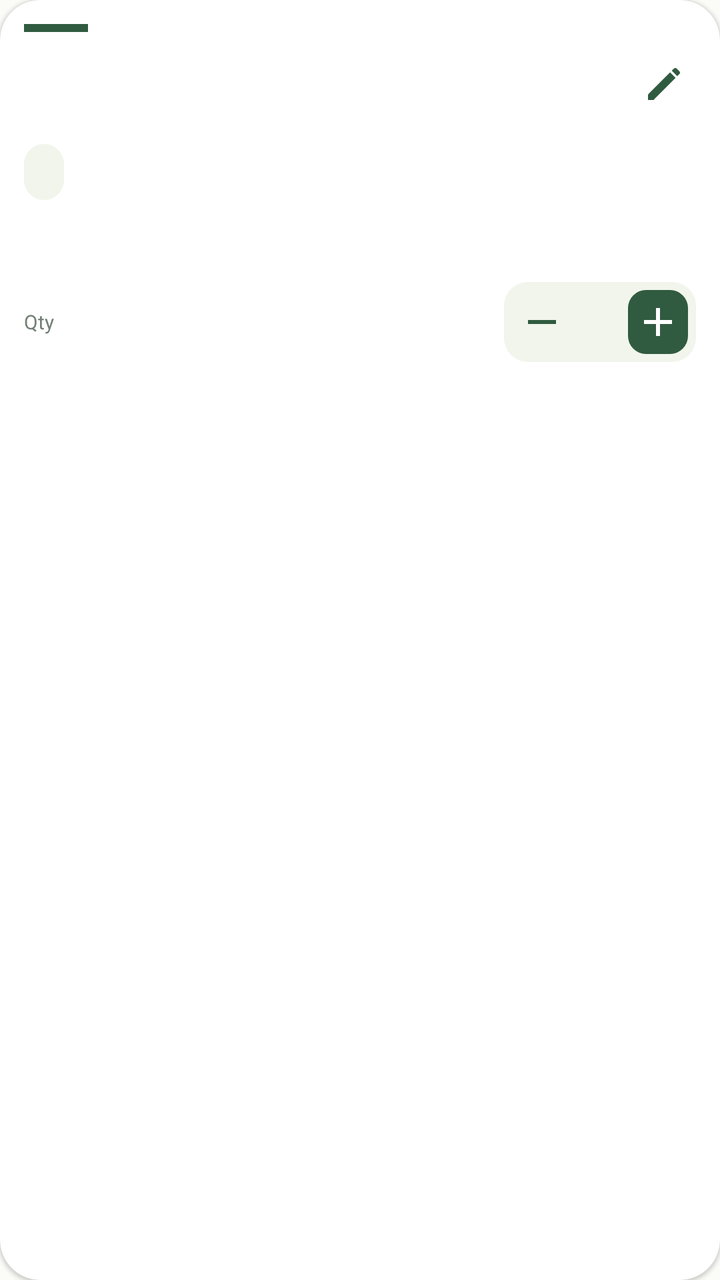
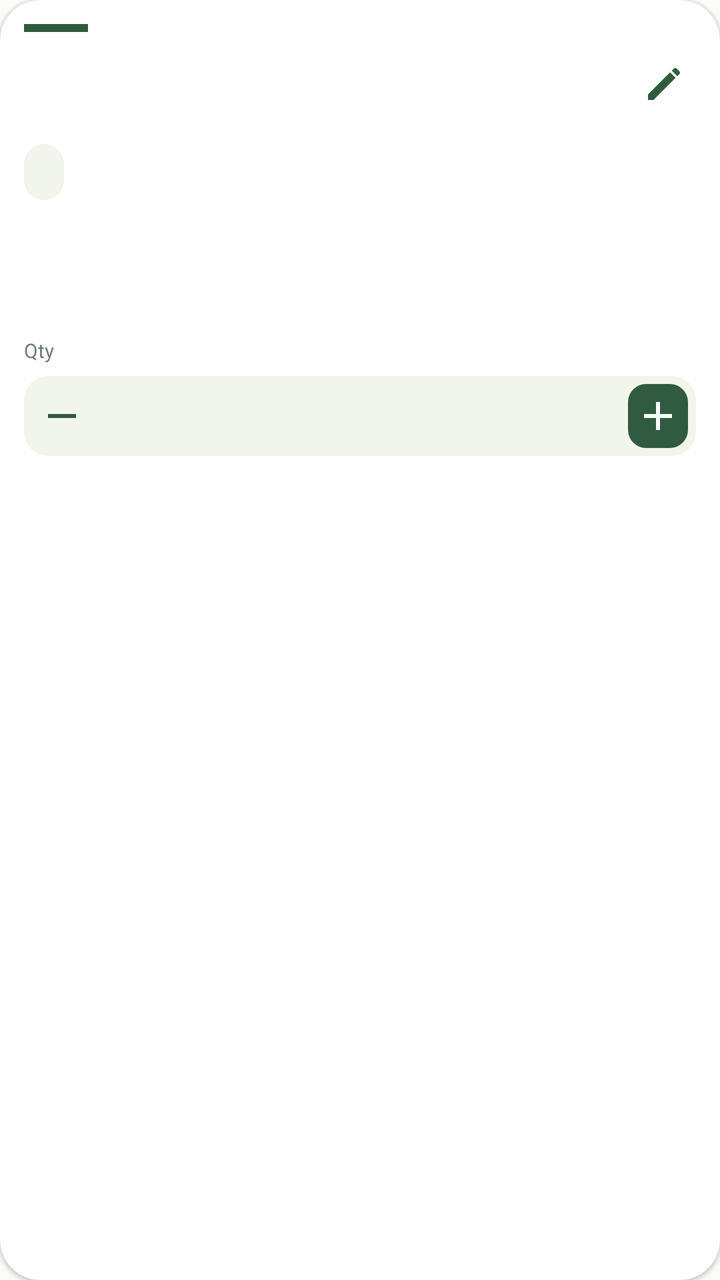

Compare the two renders of this Android layout. The source of the first and the diff that turns it into the second are given below.
<!-- AndroidManifest.xml: application theme Theme.SmartGrocery -->
<!-- res/layout/item_grocery.xml -->
<?xml version="1.0" encoding="utf-8"?>
<androidx.cardview.widget.CardView xmlns:android="http://schemas.android.com/apk/res/android" xmlns:app="http://schemas.android.com/apk/res-auto"
    android:layout_width="match_parent" android:layout_height="wrap_content" android:layout_margin="6dp"
    android:foreground="?android:attr/selectableItemBackground"
    app:cardBackgroundColor="#FFFFFF" app:cardCornerRadius="20dp" app:cardElevation="1dp">
    <LinearLayout android:layout_width="match_parent" android:layout_height="wrap_content" android:minHeight="196dp" android:padding="12dp" android:orientation="vertical">
        <View android:id="@+id/view_category_indicator" android:layout_width="32dp" android:layout_height="4dp" android:layout_marginBottom="10dp" android:background="#315B40" />
        <androidx.constraintlayout.widget.ConstraintLayout android:layout_width="match_parent" android:layout_height="wrap_content" android:minHeight="40dp">
            <TextView android:id="@+id/text_item_name" android:layout_width="0dp" android:layout_height="wrap_content"
                android:layout_marginEnd="4dp" android:maxLines="2" android:ellipsize="end" android:textSize="15sp" android:textStyle="bold" android:textColor="#24372B"
                app:layout_constraintStart_toStartOf="parent" app:layout_constraintEnd_toStartOf="@id/button_edit_item" app:layout_constraintTop_toTopOf="parent" />
            <ImageButton android:id="@+id/button_edit_item" android:layout_width="32dp" android:layout_height="32dp" android:padding="7dp"
                android:background="?android:attr/selectableItemBackgroundBorderless" android:src="@drawable/ic_edit_24" android:contentDescription="Edit item" app:tint="#315B40"
                app:layout_constraintEnd_toEndOf="parent" app:layout_constraintTop_toTopOf="parent" />
        </androidx.constraintlayout.widget.ConstraintLayout>
        <TextView android:id="@+id/text_category_pill" android:layout_width="wrap_content" android:layout_height="wrap_content" android:minHeight="28dp" android:layout_marginTop="6dp"
            android:maxWidth="160dp" android:maxLines="2" android:ellipsize="end" android:gravity="center" android:paddingHorizontal="10dp"
            android:textSize="10sp" android:textStyle="bold" android:textColor="#315B40" android:background="@drawable/pantry_inventory_quantity_bg" />
        <TextView android:id="@+id/text_item_meta" android:layout_width="match_parent" android:layout_height="wrap_content" android:layout_marginTop="10dp"
            android:maxLines="2" android:ellipsize="end" android:textColor="#315B40" android:textSize="14sp" android:textStyle="bold" />
        <LinearLayout android:layout_width="match_parent" android:layout_height="wrap_content" android:layout_marginTop="12dp" android:gravity="center_vertical" android:orientation="horizontal">
            <TextView android:id="@+id/text_quantity_unit" android:layout_width="0dp" android:layout_height="wrap_content" android:layout_weight="1" android:text="Qty" android:textColor="#738075" android:textSize="10sp" />
            <LinearLayout android:id="@+id/layout_quantity_controls" android:layout_width="wrap_content" android:layout_height="40dp"
                android:background="@drawable/pantry_inventory_quantity_bg" android:gravity="center" android:orientation="horizontal" android:paddingHorizontal="4dp">
                <ImageButton android:id="@+id/button_decrement" android:layout_width="30dp" android:layout_height="32dp" android:padding="6dp"
                    android:background="?android:attr/selectableItemBackgroundBorderless" android:src="@drawable/ic_minus_24" android:contentDescription="Decrease quantity" app:tint="#315B40" />
                <TextView android:id="@+id/text_quantity" android:layout_width="wrap_content" android:minWidth="28dp" android:layout_height="wrap_content" android:gravity="center"
                    android:textColor="#315B40" android:textSize="14sp" android:textStyle="bold" />
                <ImageButton android:id="@+id/button_increment" android:layout_width="30dp" android:layout_height="32dp" android:padding="7dp"
                    android:background="@drawable/pantry_inventory_increment_bg" android:src="@drawable/ic_plus_24" android:contentDescription="Increase quantity" app:tint="#FFFFFF" />
            </LinearLayout>
        </LinearLayout>
        <TextView android:id="@+id/text_expiry" android:layout_width="match_parent" android:layout_height="wrap_content" android:layout_marginTop="8dp" android:textSize="10sp" android:textColor="#738075" />
        <TextView android:id="@+id/text_shared_change" android:layout_width="match_parent" android:layout_height="wrap_content"
            android:layout_marginTop="6dp" android:textSize="10sp" android:textColor="#738075"
            android:maxLines="2" android:ellipsize="end" android:visibility="gone" />
        <LinearLayout android:id="@+id/layout_expired_actions" android:layout_width="match_parent" android:layout_height="wrap_content" android:layout_marginTop="10dp"
            android:gravity="center_vertical" android:orientation="horizontal" android:visibility="gone">
            <com.google.android.material.button.MaterialButton android:id="@+id/button_toss" style="@style/Widget.MaterialComponents.Button.TextButton"
                android:layout_width="0dp" android:layout_height="38dp" android:layout_weight="1" android:minWidth="0dp" android:minHeight="0dp"
                android:insetTop="0dp" android:insetBottom="0dp" android:paddingHorizontal="4dp" android:text="Toss" android:textAllCaps="false" android:textSize="10sp" android:textColor="#AD3327"
                app:cornerRadius="10dp" app:backgroundTint="#FAEBDD" />
            <com.google.android.material.button.MaterialButton android:id="@+id/button_update_expiry" style="@style/Widget.MaterialComponents.Button.TextButton"
                android:layout_width="0dp" android:layout_height="38dp" android:layout_weight="1" android:layout_marginStart="6dp" android:minWidth="0dp" android:minHeight="0dp"
                android:insetTop="0dp" android:insetBottom="0dp" android:paddingHorizontal="4dp" android:text="Update" android:textAllCaps="false" android:textSize="10sp" android:textColor="#315B40"
                app:cornerRadius="10dp" app:backgroundTint="#E6EFDE" />
        </LinearLayout>
    </LinearLayout>
</androidx.cardview.widget.CardView>
<!-- resources referenced by this layout -->
<resources>
  <!-- drawable ic_edit_24 (drawable) -->
  <vector xmlns:android="http://schemas.android.com/apk/res/android"
      android:width="24dp"
      android:height="24dp"
      android:viewportWidth="24"
      android:viewportHeight="24">
      <path
          android:fillColor="@android:color/black"
          android:pathData="M4,17.25V20h2.75L17.81,8.94l-2.75,-2.75L4,17.25zM19.71,7.04c0.39,-0.39 0.39,-1.02 0,-1.41l-1.34,-1.34c-0.39,-0.39 -1.02,-0.39 -1.41,0l-1.05,1.05l2.75,2.75l1.05,-1.05z" />
  </vector>
  <!-- drawable ic_minus_24 (drawable) -->
  <vector xmlns:android="http://schemas.android.com/apk/res/android"
      android:width="24dp"
      android:height="24dp"
      android:viewportWidth="24"
      android:viewportHeight="24">
      <path
          android:fillColor="#111827"
          android:pathData="M19,13H5V11H19V13Z" />
  </vector>
  <!-- drawable ic_plus_24 (drawable) -->
  <vector xmlns:android="http://schemas.android.com/apk/res/android"
      android:width="24dp"
      android:height="24dp"
      android:viewportWidth="24"
      android:viewportHeight="24">
      <path
          android:fillColor="#111827"
          android:pathData="M19,13H13V19H11V13H5V11H11V5H13V11H19V13Z" />
  </vector>
  <!-- drawable pantry_inventory_increment_bg (drawable) -->
  <?xml version="1.0" encoding="utf-8"?>
  <ripple xmlns:android="http://schemas.android.com/apk/res/android" android:color="#44738075">
      <item>
          <shape android:shape="rectangle">
              <solid android:color="#315B40" />
              <corners android:radius="9dp" />
          </shape>
      </item>
  </ripple>
  <!-- drawable pantry_inventory_quantity_bg (drawable) -->
  <?xml version="1.0" encoding="utf-8"?>
  <shape xmlns:android="http://schemas.android.com/apk/res/android" android:shape="rectangle">
      <solid android:color="#F1F5EC" />
      <corners android:radius="12dp" />
  </shape>
  <style name="Theme.SmartGrocery" parent="Theme.Material3.DayNight.NoActionBar">
          
          <item name="colorPrimary">@color/primary</item>
          <item name="colorPrimaryDark">@color/primary_dark</item>
          <item name="colorSecondary">@color/accent</item>
          
          
          <item name="android:statusBarColor">@color/background</item>
          <item name="android:navigationBarColor">@color/background</item>
          <item name="android:windowLightStatusBar">true</item>
          <item name="android:windowLightNavigationBar">true</item>
  
          
          <item name="android:windowBackground">@color/background</item>
      </style>
  <color name="primary">#2F7D32</color>
  <color name="primary_dark">#1C1B1F</color>
  <color name="accent">#C65F2A</color>
  <color name="background">#FBFCF7</color>
</resources>

<!-- the commit's change to res/layout/item_grocery.xml (unified diff, before → after) -->
@@ -7,7 +7,7 @@
         <View android:id="@+id/view_category_indicator" android:layout_width="32dp" android:layout_height="4dp" android:layout_marginBottom="10dp" android:background="#315B40" />
         <androidx.constraintlayout.widget.ConstraintLayout android:layout_width="match_parent" android:layout_height="wrap_content" android:minHeight="40dp">
             <TextView android:id="@+id/text_item_name" android:layout_width="0dp" android:layout_height="wrap_content"
-                android:layout_marginEnd="4dp" android:maxLines="2" android:ellipsize="end" android:textSize="15sp" android:textStyle="bold" android:textColor="#24372B"
+                android:layout_marginEnd="4dp" android:breakStrategy="high_quality" android:hyphenationFrequency="none" android:textSize="15sp" android:textStyle="bold" android:textColor="#24372B"
                 app:layout_constraintStart_toStartOf="parent" app:layout_constraintEnd_toStartOf="@id/button_edit_item" app:layout_constraintTop_toTopOf="parent" />
             <ImageButton android:id="@+id/button_edit_item" android:layout_width="32dp" android:layout_height="32dp" android:padding="7dp"
                 android:background="?android:attr/selectableItemBackgroundBorderless" android:src="@drawable/ic_edit_24" android:contentDescription="Edit item" app:tint="#315B40"
@@ -17,14 +17,16 @@
             android:maxWidth="160dp" android:maxLines="2" android:ellipsize="end" android:gravity="center" android:paddingHorizontal="10dp"
             android:textSize="10sp" android:textStyle="bold" android:textColor="#315B40" android:background="@drawable/pantry_inventory_quantity_bg" />
         <TextView android:id="@+id/text_item_meta" android:layout_width="match_parent" android:layout_height="wrap_content" android:layout_marginTop="10dp"
-            android:maxLines="2" android:ellipsize="end" android:textColor="#315B40" android:textSize="14sp" android:textStyle="bold" />
-        <LinearLayout android:layout_width="match_parent" android:layout_height="wrap_content" android:layout_marginTop="12dp" android:gravity="center_vertical" android:orientation="horizontal">
-            <TextView android:id="@+id/text_quantity_unit" android:layout_width="0dp" android:layout_height="wrap_content" android:layout_weight="1" android:text="Qty" android:textColor="#738075" android:textSize="10sp" />
-            <LinearLayout android:id="@+id/layout_quantity_controls" android:layout_width="wrap_content" android:layout_height="40dp"
+            android:minLines="3" android:breakStrategy="high_quality" android:hyphenationFrequency="none" android:lineSpacingExtra="2dp"
+            android:textColor="#315B40" android:textSize="12sp" android:textStyle="bold" />
+        <LinearLayout android:layout_width="match_parent" android:layout_height="wrap_content" android:layout_marginTop="10dp" android:orientation="vertical">
+            <TextView android:id="@+id/text_quantity_unit" android:layout_width="match_parent" android:layout_height="wrap_content" android:layout_marginBottom="6dp" android:text="Qty" android:textColor="#738075" android:textSize="10sp" />
+            <LinearLayout android:id="@+id/layout_quantity_controls" android:layout_width="match_parent" android:layout_height="wrap_content" android:minHeight="40dp"
                 android:background="@drawable/pantry_inventory_quantity_bg" android:gravity="center" android:orientation="horizontal" android:paddingHorizontal="4dp">
                 <ImageButton android:id="@+id/button_decrement" android:layout_width="30dp" android:layout_height="32dp" android:padding="6dp"
                     android:background="?android:attr/selectableItemBackgroundBorderless" android:src="@drawable/ic_minus_24" android:contentDescription="Decrease quantity" app:tint="#315B40" />
-                <TextView android:id="@+id/text_quantity" android:layout_width="wrap_content" android:minWidth="28dp" android:layout_height="wrap_content" android:gravity="center"
+                <androidx.appcompat.widget.AppCompatTextView android:id="@+id/text_quantity" android:layout_width="0dp" android:layout_weight="1" android:layout_height="40dp" android:gravity="center" android:maxLines="1"
+                    app:autoSizeTextType="uniform" app:autoSizeMinTextSize="8sp" app:autoSizeMaxTextSize="14sp" app:autoSizeStepGranularity="1sp"
                     android:textColor="#315B40" android:textSize="14sp" android:textStyle="bold" />
                 <ImageButton android:id="@+id/button_increment" android:layout_width="30dp" android:layout_height="32dp" android:padding="7dp"
                     android:background="@drawable/pantry_inventory_increment_bg" android:src="@drawable/ic_plus_24" android:contentDescription="Increase quantity" app:tint="#FFFFFF" />
@@ -33,7 +35,7 @@
         <TextView android:id="@+id/text_expiry" android:layout_width="match_parent" android:layout_height="wrap_content" android:layout_marginTop="8dp" android:textSize="10sp" android:textColor="#738075" />
         <TextView android:id="@+id/text_shared_change" android:layout_width="match_parent" android:layout_height="wrap_content"
             android:layout_marginTop="6dp" android:textSize="10sp" android:textColor="#738075"
-            android:maxLines="2" android:ellipsize="end" android:visibility="gone" />
+            android:breakStrategy="high_quality" android:hyphenationFrequency="none" android:visibility="gone" />
         <LinearLayout android:id="@+id/layout_expired_actions" android:layout_width="match_parent" android:layout_height="wrap_content" android:layout_marginTop="10dp"
             android:gravity="center_vertical" android:orientation="horizontal" android:visibility="gone">
             <com.google.android.material.button.MaterialButton android:id="@+id/button_toss" style="@style/Widget.MaterialComponents.Button.TextButton"
